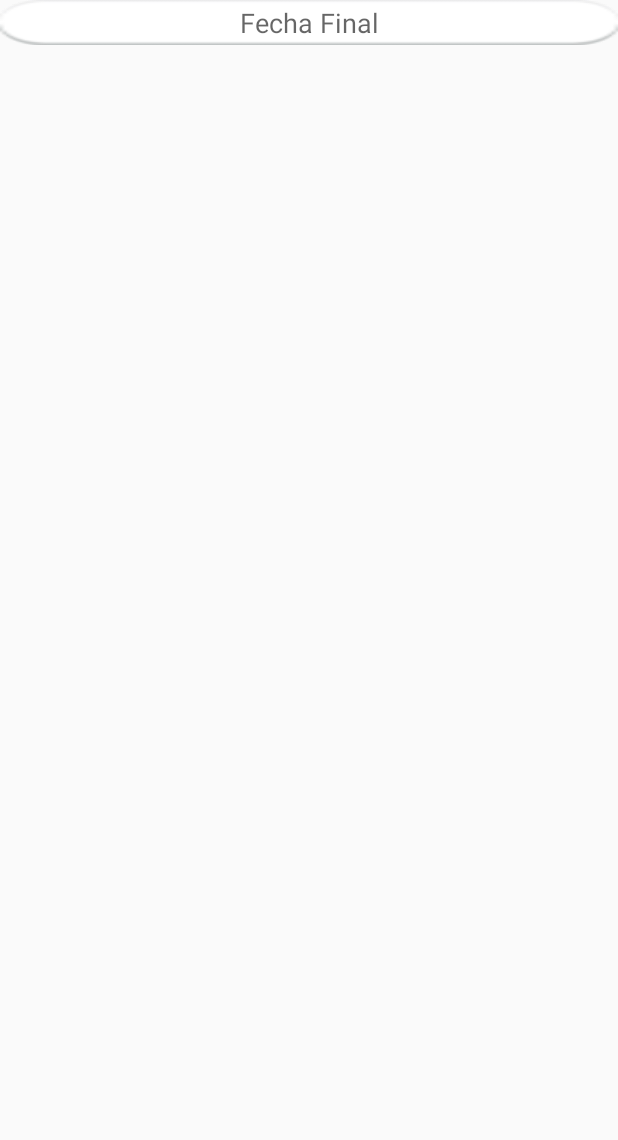
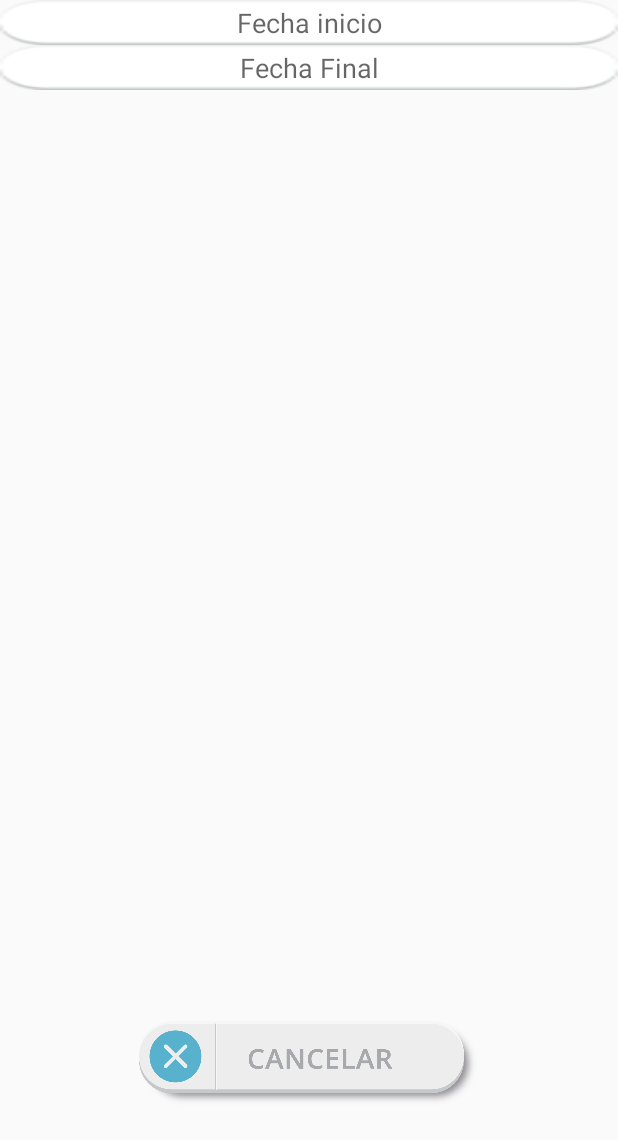
Before and after one commit to ghia115/ParcelasApp, an Android app: the fragment MapFragment shown on its own in the app's theme, on a phone screen of 412 x 824 dp. Shown: the top 1140 px of the screen. Run offline under Robolectric (Android 15) with nearby library versions, the phone set to English and light mode, and no system bars; our stand-ins replace Volley; libraries missing offline, so code that uses them is left out: com.jjoe64.graphview.

Commit message:
mapFragment api

```diff
--- a/app/src/main/java/com/example/luis/parcelasapp/Estructura_BBDD.java
+++ b/app/src/main/java/com/example/luis/parcelasapp/Estructura_BBDD.java
@@ -40,7 +40,7 @@ public class Estructura_BBDD {
 
     public static final String SQL_CREATE_RIEGO_DATA =
             "CREATE TABLE " + Estructura_BBDD.TABLE_RIEGO + " (" +
-                    Estructura_BBDD._ID + TEXT_TYPE + COMMA_SEP +
+                    Estructura_BBDD._ID + " INTEGER " + COMMA_SEP +
                     Estructura_BBDD.TIPORIEGO + TEXT_TYPE + " )";
 
     public static final String SQL_DELETE_ENTRIES =
--- a/app/src/main/res/layout/fragment_map.xml
+++ b/app/src/main/res/layout/fragment_map.xml
@@ -3,6 +3,11 @@
     android:layout_width="match_parent"
     android:layout_height="match_parent"
     tools:context="com.example.luis.parcelasapp.MapFragment"
+    android:orientation="vertical">
+
+    <LinearLayout
+        android:layout_width="match_parent"
+        android:layout_height="wrap_content"
         android:orientation="vertical">
 
         <EditText
@@ -29,4 +34,25 @@
             android:clickable="true"
             android:maxLines="1" />
 
+    </LinearLayout>
+    <LinearLayout
+        android:layout_width="match_parent"
+        android:layout_height="wrap_content"
+        android:layout_marginBottom="@dimen/bottombar_height"
+        android:orientation="vertical"
+        android:layout_alignParentBottom="true"
+        android:layout_gravity="bottom|end">
+
+        <ImageButton
+            android:id="@+id/consultar"
+            android:layout_width="@dimen/buttonWidth"
+            android:layout_height="@dimen/buttonHeight"
+            android:layout_gravity="center"
+            android:adjustViewBounds="true"
+            android:backgroundTint="@android:color/transparent"
+            android:cropToPadding="false"
+            android:scaleType="fitCenter"
+            android:src="@drawable/btm_cancelar" />
+    </LinearLayout>
+
 </android.support.design.widget.CoordinatorLayout>
```
Also changed, not shown: app/src/main/java/com/example/luis/parcelasapp/AltaParcelaFragment.java (+39 -13 lines), app/src/main/java/com/example/luis/parcelasapp/BBDD_Helper.java (+7 -5 lines), app/src/main/java/com/example/luis/parcelasapp/MapFragment.java (+69 -1 lines), app/src/main/java/com/example/luis/parcelasapp/modelo/MresumenRiego.java (added, +51 -0 lines), app/src/main/java/com/example/luis/parcelasapp/modelo/SpinnerObject.java (added, +28 -0 lines), app/src/main/res/layout/fragment_alta_parcela.xml (+10 -1 lines). Lines whose indentation alone changed are shown as unchanged.
